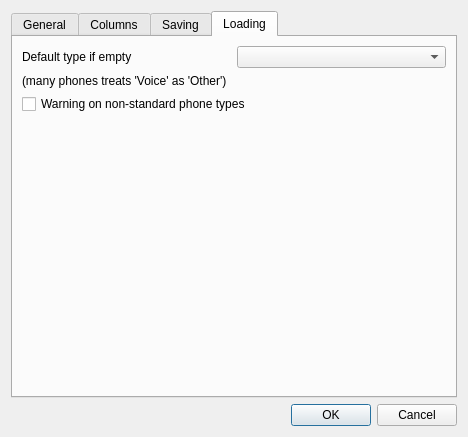
The window that app/settingsdialog.ui (DarkHobbit/doublecontact) describes before a commit, drawn with Qt 5.
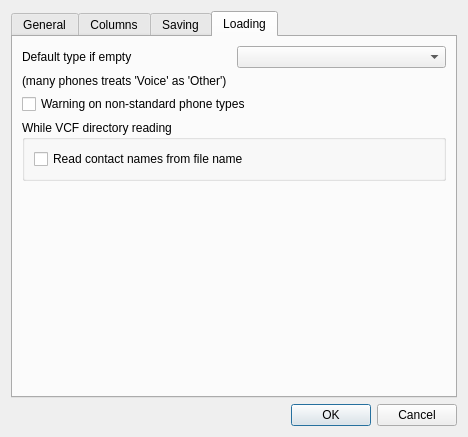
The same window after the commit. The open tabs and pages were chosen to show the change.

Commit message: Added option: While reading VCF directory, read contact names from file name

What changed in the file:
```diff
--- a/app/settingsdialog.ui
+++ b/app/settingsdialog.ui
@@ -333,6 +333,22 @@
          </property>
         </widget>
        </item>
+       <item>
+        <widget class="QGroupBox" name="gbVCFDirRead">
+         <property name="title">
+          <string>While VCF directory reading</string>
+         </property>
+         <layout class="QHBoxLayout" name="horizontalLayout_5">
+          <item>
+           <widget class="QCheckBox" name="cbReadNamesFromFileName">
+            <property name="text">
+             <string>Read contact names from file name</string>
+            </property>
+           </widget>
+          </item>
+         </layout>
+        </widget>
+       </item>
        <item>
         <spacer name="verticalSpacer_2">
          <property name="orientation">
```
The commit also changes 12 other files.
